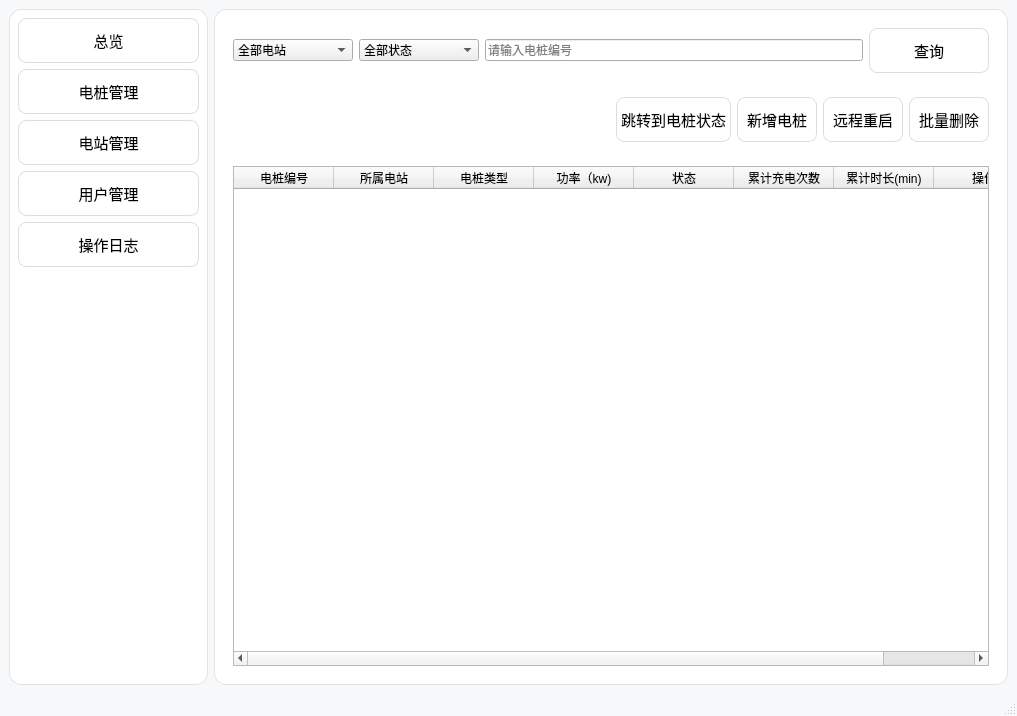
First picture: the form in admin/mainwindow.ui, repository river-cc-77/task_ShortSemester, before the edit.
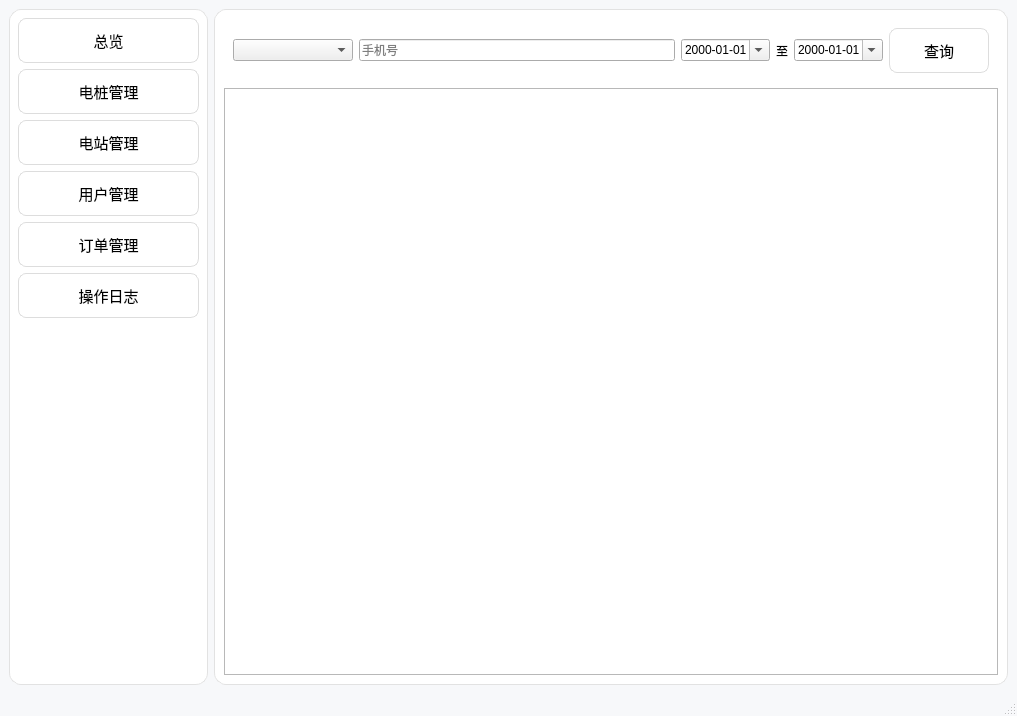
Second picture: the form after the edit. The open tabs and pages were chosen to show the change.

The edit to the form file:
```diff
--- a/admin/mainwindow.ui
+++ b/admin/mainwindow.ui
@@ -183,6 +183,19 @@
          </property>
         </widget>
        </item>
+       <item>
+        <widget class="QPushButton" name="btnOrder">
+         <property name="sizePolicy">
+          <sizepolicy hsizetype="Expanding" vsizetype="Fixed">
+           <horstretch>0</horstretch>
+           <verstretch>0</verstretch>
+          </sizepolicy>
+         </property>
+         <property name="text">
+          <string>订单管理</string>
+         </property>
+        </widget>
+       </item>
        <item>
         <widget class="QPushButton" name="btnLog">
          <property name="sizePolicy">
@@ -851,6 +864,83 @@
         </item>
        </layout>
       </widget>
+      <widget class="QWidget" name="page_6">
+       <layout class="QVBoxLayout" name="verticalLayout_order">
+        <item>
+         <widget class="QWidget" name="widget_orderFilter" native="true">
+          <layout class="QHBoxLayout" name="horizontalLayout_orderFilter">
+           <item>
+            <widget class="QComboBox" name="comboOrderStatus">
+             <property name="minimumSize">
+              <size>
+               <width>120</width>
+               <height>0</height>
+              </size>
+             </property>
+            </widget>
+           </item>
+           <item>
+            <widget class="QLineEdit" name="editOrderPhone">
+             <property name="placeholderText">
+              <string>手机号</string>
+             </property>
+            </widget>
+           </item>
+           <item>
+            <widget class="QDateEdit" name="dateOrderFrom">
+             <property name="calendarPopup">
+              <bool>true</bool>
+             </property>
+             <property name="displayFormat">
+              <string>yyyy-MM-dd</string>
+             </property>
+            </widget>
+           </item>
+           <item>
+            <widget class="QLabel" name="labelOrderDateSep">
+             <property name="text">
+              <string>至</string>
+             </property>
+            </widget>
+           </item>
+           <item>
+            <widget class="QDateEdit" name="dateOrderTo">
+             <property name="calendarPopup">
+              <bool>true</bool>
+             </property>
+             <property name="displayFormat">
+              <string>yyyy-MM-dd</string>
+             </property>
+            </widget>
+           </item>
+           <item>
+            <widget class="QPushButton" name="btnOrderQuery">
+             <property name="minimumSize">
+              <size>
+               <width>100</width>
+               <height>0</height>
+              </size>
+             </property>
+             <property name="text">
+              <string>查询</string>
+             </property>
+            </widget>
+           </item>
+          </layout>
+         </widget>
+        </item>
+        <item>
+         <widget class="QTableWidget" name="tableOrder">
+          <property name="selectionBehavior">
+           <enum>QAbstractItemView::SelectRows</enum>
+          </property>
+          <property name="alternatingRowColors">
+           <bool>true</bool>
+          </property>
+         </widget>
+        </item>
+       </layout>
+      </widget>
      </widget>
     </item>
    </layout>
```
